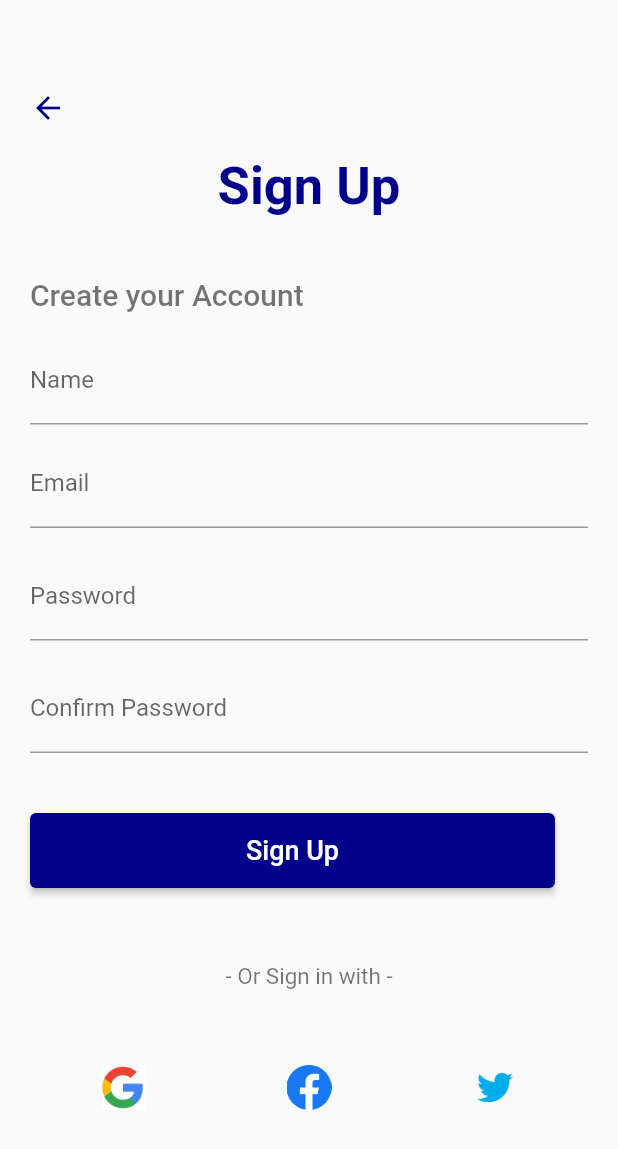
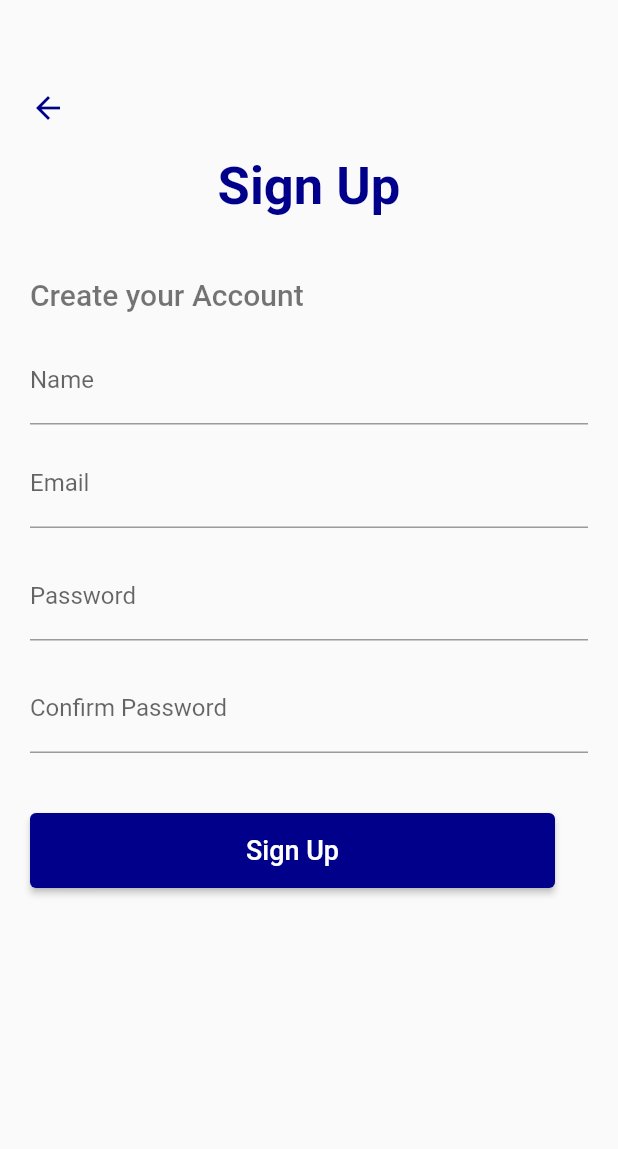
Before and after one commit to Vandana236/webkul_assignment, a Flutter app: the SignUpScreen screen opened directly, on a phone screen of 412 x 824 dp. Shown: the top 1149 px of the screen. Run offline on Flutter 3.47's test engine with Material 2 defaults, Android fonts, the phone set to English and light mode, and no system bars; our stand-ins replace sqflite; accounts and stored records are empty; network calls fail.

Commit message:
logout functionally add and some change in ui

```diff
--- a/lib/UI/signUp.dart
+++ b/lib/UI/signUp.dart
@@ -128,33 +128,6 @@ class _SignUpScreenState extends State<SignUpScreen> {
                       fontSize: 18,),),
                 ),
                 const SizedBox(height: 50.0),
-                const Center(
-                  child: Text("- Or Sign in with -",
-                    style: TextStyle(
-                        fontSize: 15,
-                        color: Colors.black54,
-                        fontWeight: FontWeight.w400),
-                  ),
-                ),
-                const SizedBox(height: 50,),
-                Row(
-                  mainAxisAlignment: MainAxisAlignment.spaceAround,
-                  children: [
-                    SizedBox(
-                        height: 30,
-                        width: 30,
-                        child: Image.asset('assets/images/google_image.png')),
-                    SizedBox(
-                        height: 30,
-                        width: 30,
-                        child: Image.asset('assets/images/facebook_image.png')),
-                    SizedBox(
-                        height: 30,
-                        width: 30,
-                        child: Image.asset('assets/images/twitter_image.png')),
-                  ],
-                ),
-
               ],
             ),
           ),
--- a/lib/UI/splash.dart
+++ b/lib/UI/splash.dart
@@ -1,8 +1,6 @@
 import 'package:flutter/material.dart';
 import 'package:flutter/services.dart';
 import 'package:grocery1/UI/product/product_listing.dart';
-
-import 'home.dart';
 import 'login.dart';
 
 class SplashPage extends StatefulWidget {
```
Also changed, not shown: lib/UI/home.dart (deleted, +0 -25 lines), lib/UI/login.dart (+0 -27 lines), lib/UI/product/product_listing.dart (+19 -0 lines).
